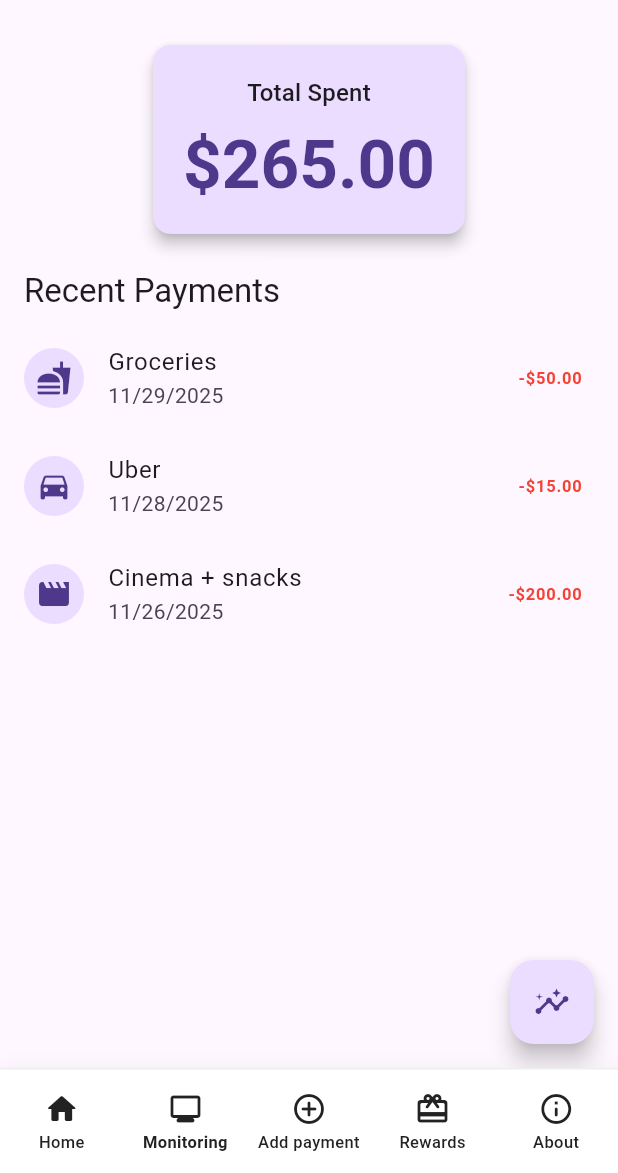
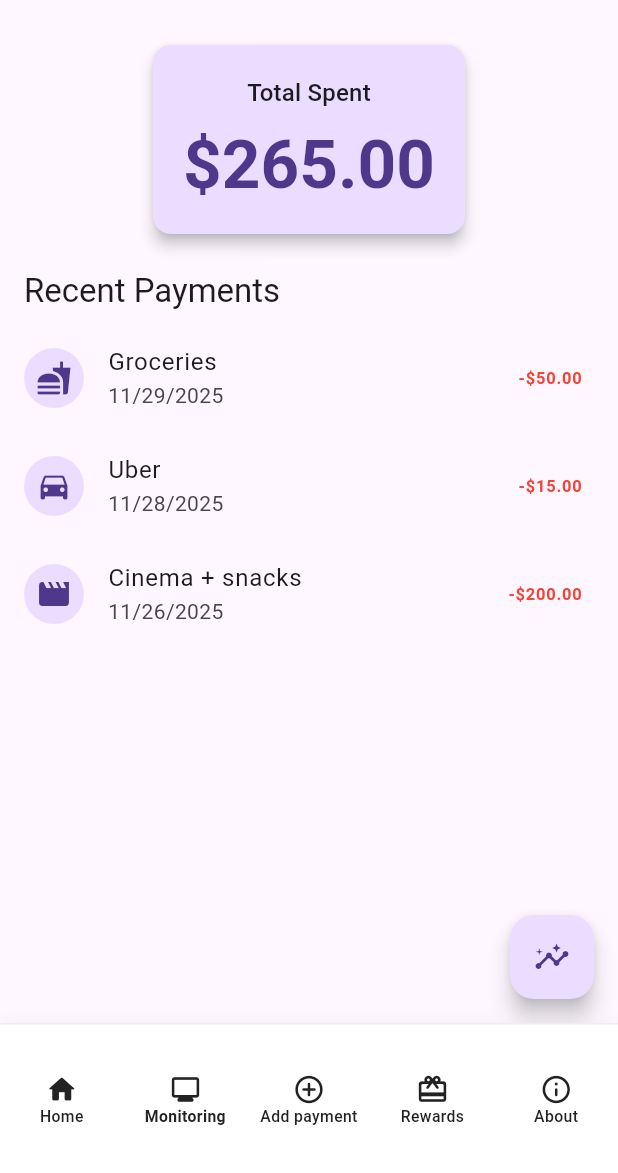
Before and after one commit to UlugKh/SmartBudget, a Flutter app: the screen it shows after launch, item 2 of the bottom bar chosen, on a phone screen of 412 x 824 dp, the part 63-1236 px from its top. Run offline on Flutter 3.47's test engine with Material 3 defaults, Android fonts, the phone set to English and light mode, and no system bars; our stand-ins replace fl_chart, flutter_svg, sqflite; accounts and stored records are empty.

Commit message:
fixed navbar overflow on phone resolution

```diff
--- a/lib/util/appbar.dart
+++ b/lib/util/appbar.dart
@@ -24,7 +24,7 @@ class AppBottomNavBar extends StatelessWidget {
     required this.onTap,
     this.iconColor = const Color(0xFF222222),
     this.labelStyle,
-    this.height = 70,
+    this.height = 100,
     this.backgroundColor = Colors.white,
   });
 
@@ -150,19 +150,22 @@ class _NavItem extends StatelessWidget {
         onTap: () => onTap(index),
         radius: 28,
         child: Padding(
-          padding: const EdgeInsets.symmetric(vertical: 8),
+          padding: const EdgeInsets.symmetric(vertical: 6),
           child: Column(
+            mainAxisSize: MainAxisSize.min,
             mainAxisAlignment: MainAxisAlignment.center,
             children: [
               Icon(
                 icon,
-                size: iconSize,
+                size: iconSize - 2,
                 color: iconColor, // same for all, as requested
               ),
-              const SizedBox(height: 4),
+              const SizedBox(height: 2),
               Text(
                 label,
                 style: labelStyle.copyWith(
+                  fontSize: (labelStyle.fontSize ?? 11) - 0.5,
+                  height: 1.0,
                   color: labelStyle.color, // keep consistent
                   fontWeight: isSelected
                       ? FontWeight.w700
```
